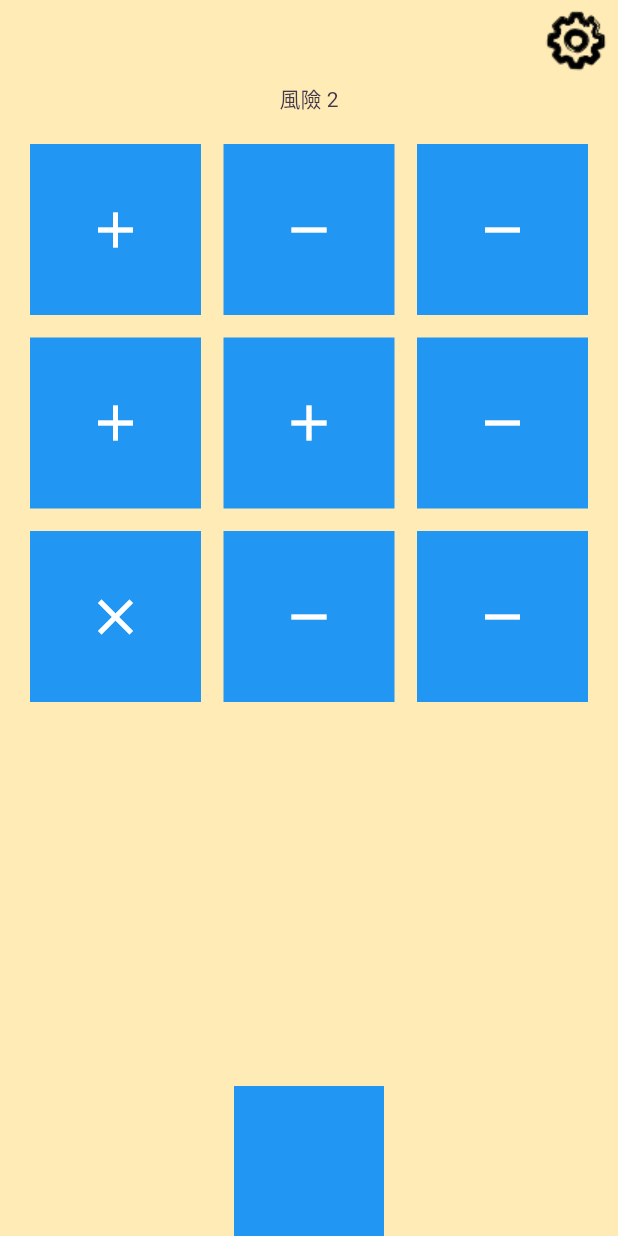
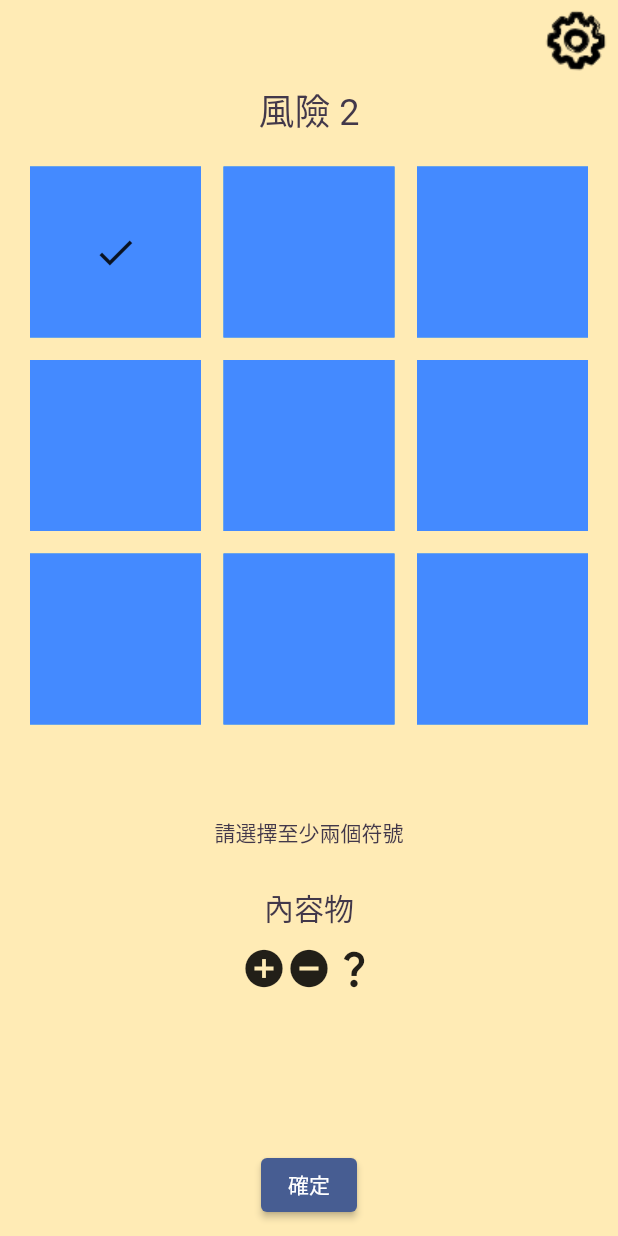
Before and after one commit to JohnsonHuang555/schrodinger-s_box, a Flutter app: the PlaySessionScreen screen opened directly with sample values from the repository, after a tap on the "add" icon, on a phone screen of 412 x 824 dp. Run offline on Flutter 3.47's test engine with Material 2 defaults, Android fonts, the phone set to English and light mode, and no system bars; our stand-ins replace audioplayers, firebase_core, firebase_crashlytics, go_router, google_mobile_ads, in_app_purchase and 1 more; missing offline and left inert: games_services; accounts and stored records are empty.

Commit message:
if box isChecked then show check icon

```diff
--- a/lib/src/game_internals/game_risk.dart
+++ b/lib/src/game_internals/game_risk.dart
@@ -1,20 +1,36 @@
-import 'package:game_template/src/game_internals/game_state.dart';
+import 'package:flutter/material.dart';
+import './game_state.dart';
 
 class GameRisk {
-  List<MathSymbol> risk1() {
+  static IconData? convertSymbolToIcon(MathSymbol symbol) {
+    switch (symbol) {
+      case MathSymbol.plus:
+        return Icons.add;
+      case MathSymbol.minus:
+        return Icons.remove;
+      case MathSymbol.times:
+        return Icons.close;
+      case MathSymbol.divide:
+        return Icons.safety_divider;
+      default:
+        return null;
+    }
+  }
+
+  static List<MathSymbol> risk1() {
     var plusSymbol = _createSymbol(MathSymbol.plus, 5);
     var minusSymbol = _createSymbol(MathSymbol.minus, 4);
     return [...plusSymbol, ...minusSymbol];
   }
 
-  List<MathSymbol> risk2() {
+  static List<MathSymbol> risk2() {
     var plusSymbol = _createSymbol(MathSymbol.plus, 3);
     var minusSymbol = _createSymbol(MathSymbol.minus, 5);
     var timesSymbol = _createSymbol(MathSymbol.times, 1);
     return [...plusSymbol, ...minusSymbol, ...timesSymbol];
   }
 
-  List<MathSymbol> risk3() {
+  static List<MathSymbol> risk3() {
     var plusSymbol = _createSymbol(MathSymbol.plus, 3);
     var minusSymbol = _createSymbol(MathSymbol.minus, 4);
     var timesSymbol = _createSymbol(MathSymbol.times, 1);
@@ -22,7 +38,7 @@ class GameRisk {
     return [...plusSymbol, ...minusSymbol, ...timesSymbol, ...divideSymbol];
   }
 
-  List<T> _createSymbol<T>(T symbol, int count) {
+  static List<T> _createSymbol<T>(T symbol, int count) {
     List<T> arr = [];
     for (var i = 0; i < count; i++) {
       arr.add(symbol);
--- a/lib/src/game_internals/game_state.dart
+++ b/lib/src/game_internals/game_state.dart
@@ -18,30 +18,54 @@ class GameState extends ChangeNotifier {
   List<SelectedSymbol> selectedSymbols = [];
 
   GameState() {
-    var risk = _getRandomNumber(3);
-    currentRisk = risk;
+    currentRisk = _getRandomNumber(3);
+    currentSymbols = _getCurrentSymbols();
+  }
 
-    var symbols = _getSymbolsByRisk(risk);
-    currentSymbols = _shuffleArray(symbols);
+  // 所有關卡的盒子
+  List<MathSymbol> _getCurrentSymbols() {
+    List<MathSymbol> symbols;
+    switch (currentRisk) {
+      case 1:
+        symbols = GameRisk.risk1();
+        break;
+      case 2:
+        symbols = GameRisk.risk2();
+        break;
+      case 3:
+        symbols = GameRisk.risk3();
+        break;
+      default:
+        symbols = GameRisk.risk1();
+        break;
+    }
+    return _shuffleArray(symbols);
+  }
+
+  // 關卡提示內容物
+  List<IconData> get symbolsHint {
+    List<IconData> icons;
+    switch (currentRisk) {
+      case 1:
+        icons = [Icons.add_circle, Icons.remove_circle];
+        break;
+      case 2:
+        icons = [Icons.add_circle, Icons.remove_circle, Icons.question_mark];
+        break;
+      case 3:
+        icons = [Icons.add_circle, Icons.remove_circle, Icons.question_mark];
+        break;
+      default:
+        icons = [Icons.add_circle, Icons.remove_circle];
+        break;
+    }
+    return icons;
   }
 
   /// 產生 1~max 的隨機亂數
   int _getRandomNumber(int max) {
     var random = Random();
     return random.nextInt(max) + 1;
-  }
-
-  List<MathSymbol> _getSymbolsByRisk(int? risk) {
-    switch (risk) {
-      case 1:
-        return GameRisk().risk1();
-      case 2:
-        return GameRisk().risk2();
-      case 3:
-        return GameRisk().risk3();
-      default:
-        return GameRisk().risk1();
-    }
   }
 
   /// 隨機洗牌
@@ -58,8 +82,7 @@ class GameState extends ChangeNotifier {
   }
 
   void selectSymbol(int index, MathSymbol symbol) {
-    print(index);
-    print(symbol);
     selectedSymbols.add(SelectedSymbol(index, symbol));
+    notifyListeners();
   }
 }
--- a/lib/src/play_session/game_board.dart
+++ b/lib/src/play_session/game_board.dart
@@ -7,8 +7,12 @@ class GameBoard extends StatelessWidget {
   const GameBoard({super.key});
 
   List<Widget> getGameCard(List<MathSymbol> symbols) {
-    var cards = List.generate(symbols.length,
-        (index) => GameCard(index: index, symbol: symbols[index]));
+    var cards = List.generate(symbols.length, (index) {
+      return GameCard(
+        index: index,
+        symbol: symbols[index],
+      );
+    });
     return cards;
   }
 
--- a/lib/src/play_session/game_card.dart
+++ b/lib/src/play_session/game_card.dart
@@ -1,35 +1,45 @@
 import 'package:flutter/material.dart';
+import 'package:game_template/src/game_internals/game_risk.dart';
 import 'package:game_template/src/game_internals/game_state.dart';
 import 'package:provider/provider.dart';
 
-class GameCard extends StatelessWidget {
+class GameCard extends StatefulWidget {
   final int index;
   final MathSymbol symbol;
-  const GameCard({super.key, required this.index, required this.symbol});
+  const GameCard({
+    super.key,
+    required this.index,
+    required this.symbol,
+  });
 
-  IconData? getIcon() {
-    switch (symbol) {
-      case MathSymbol.plus:
-        return Icons.add;
-      case MathSymbol.minus:
-        return Icons.remove;
-      case MathSymbol.times:
-        return Icons.close;
-      case MathSymbol.divide:
-        return Icons.safety_divider;
-      default:
-        return null;
+  @override
+  State<GameCard> createState() => _GameCardState();
 }
-  }
+
+class _GameCardState extends State<GameCard> {
+  var isChecked = false;
 
   @override
   Widget build(BuildContext context) {
+    print("repaint");
+    var selectedSymbols = Provider.of<GameState>(context).selectedSymbols;
+    // var a = selectedSymbols.every((element) => element.index == widget.index);
+    for (var element in selectedSymbols) {
+      if (element.index == widget.index) {
+        setState(() {
+          isChecked = true;
+        });
+      }
+    }
     return InkResponse(
       onTap: () {
         Provider.of<GameState>(context, listen: false)
-            .selectSymbol(index, symbol);
+            .selectSymbol(widget.index, widget.symbol);
       },
-      child: Center(
+      child: Consumer<GameState>(builder: (context, state, child) {
+        return Stack(
+          children: [
+            Center(
               child: Container(
                 color: Colors.blue,
                 child: Container(
@@ -39,7 +49,7 @@ class GameCard extends StatelessWidget {
                   margin: EdgeInsets.all(3.0),
                   child: Center(
                     child: Icon(
-                getIcon(),
+                      GameRisk.convertSymbolToIcon(widget.symbol),
                       color: Colors.white,
                       size: 40.0,
                     ),
@@ -47,6 +57,21 @@ class GameCard extends StatelessWidget {
                 ),
               ),
             ),
+            Container(
+              height: double.infinity,
+              width: double.infinity,
+              color: Colors.blueAccent,
+              child: Center(
+                  child: isChecked
+                      ? Icon(
+                          Icons.check,
+                          size: 30,
+                        )
+                      : null),
+            ),
+          ],
+        );
+      }),
     );
   }
 }
--- a/lib/src/play_session/play_session_screen.dart
+++ b/lib/src/play_session/play_session_screen.dart
@@ -20,7 +20,6 @@ import '../games_services/score.dart';
 import '../in_app_purchase/in_app_purchase.dart';
 import '../level_selection/levels.dart';
 import '../player_progress/player_progress.dart';
-import '../style/confetti.dart';
 import '../style/palette.dart';
 
 class PlaySessionScreen extends StatefulWidget {
@@ -68,6 +67,7 @@ class _PlaySessionScreenState extends State<PlaySessionScreen> {
               children: [
                 Column(
                   children: [
+                    // toolbar
                     Align(
                       alignment: Alignment.centerRight,
                       child: InkResponse(
@@ -78,16 +78,65 @@ class _PlaySessionScreenState extends State<PlaySessionScreen> {
                         ),
                       ),
                     ),
+                    // 關卡風險
                     Consumer<GameState>(builder: (context, state, child) {
-                      return Text('風險 ${state.currentRisk}');
+                      return Text(
+                        '風險 ${state.currentRisk}',
+                        style: TextStyle(fontSize: 24),
+                      );
                     }),
+                    // 盒子
                     Expanded(
+                      flex: 2,
                       child: GameBoard(),
                     ),
+                    // 內容物
+                    Expanded(
+                      child: Column(
+                        children: [
+                          SizedBox(
+                            height: 10,
+                          ),
+                          Text(
+                            '請選擇至少兩個符號',
+                            style: TextStyle(fontSize: 14),
+                          ),
+                          SizedBox(
+                            height: 25,
+                          ),
+                          Text(
+                            '內容物',
+                            style: TextStyle(fontSize: 20),
+                          ),
+                          SizedBox(
+                            height: 10,
+                          ),
+                          Consumer<GameState>(
+                            builder: (context, state, child) {
+                              return Row(
+                                mainAxisAlignment: MainAxisAlignment.center,
+                                children: state.symbolsHint
+                                    .map(
+                                      (icon) => Icon(
+                                        icon,
+                                        size: 30.0,
+                                      ),
+                                    )
+                                    .toList(),
+                              );
+                            },
+                          ),
+                        ],
+                      ),
+                    ),
                     Container(
-                      color: Colors.blue,
-                      height: 100,
-                      width: 100,
+                      margin: EdgeInsets.all(10),
+                      child: ElevatedButton(
+                        child: Text('確定'),
+                        onPressed: () {
+                          // 跳彈窗
+                        },
+                      ),
                     )
                   ],
                 ),
```
Lines whose indentation alone changed are shown as unchanged.
